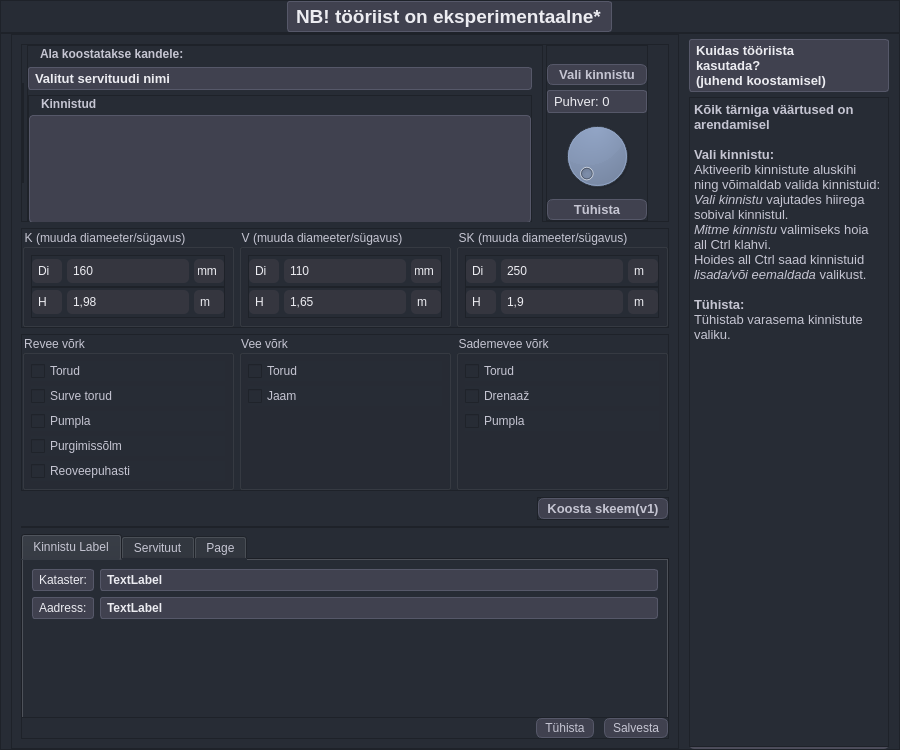
First picture: the form in mailabl-qgis/Functions/Easements/widgets/Servituut.ui, repository TuloliKalver/mailabl-qgis, before the edit.
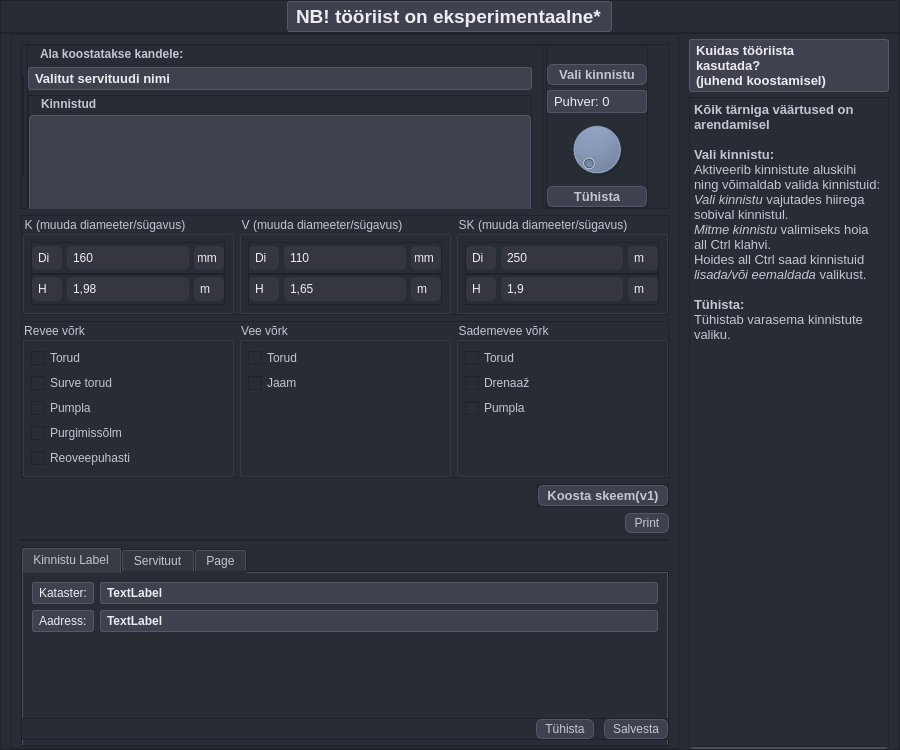
Second picture: the form after the edit. Icons and pictures are not drawn.

Commit message: First steps in print layout

```diff
--- a/mailabl-qgis/Functions/Easements/widgets/Servituut.ui
+++ b/mailabl-qgis/Functions/Easements/widgets/Servituut.ui
@@ -1474,6 +1474,13 @@
            </layout>
           </widget>
          </item>
+         <item alignment="Qt::AlignRight">
+          <widget class="QPushButton" name="pbprint">
+           <property name="text">
+            <string>Print</string>
+           </property>
+          </widget>
+         </item>
          <item>
           <widget class="QFrame" name="ActionTools">
            <property name="frameShape">
```
The commit also changes 3 other files.
